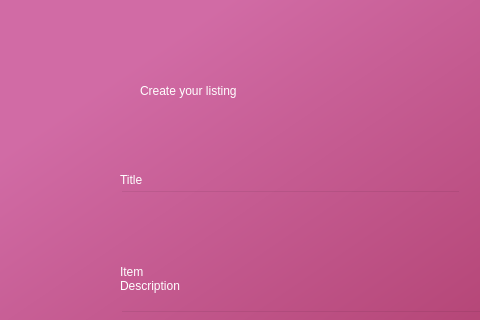
AnshulS853/Coursework_Prototype, file createlisting.ui: the form before one commit; both pictures show x 0 to 480 and y 0 to 320 of the 950 by 800 pixel window.
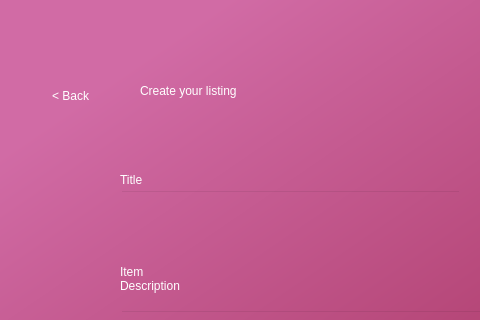
The form after the commit.

Diff of the .ui file:
```diff
--- a/createlisting.ui
+++ b/createlisting.ui
@@ -581,6 +581,23 @@
      </property>
     </item>
    </widget>
+   <widget class="QPushButton" name="goback">
+    <property name="geometry">
+     <rect>
+      <x>30</x>
+      <y>50</y>
+      <width>81</width>
+      <height>91</height>
+     </rect>
+    </property>
+    <property name="styleSheet">
+     <string notr="true">border-radius:20px;
+font: 14pt &quot;MS Shell Dlg 2&quot;; color:rgb(255, 255, 255)</string>
+    </property>
+    <property name="text">
+     <string>&lt; Back</string>
+    </property>
+   </widget>
   </widget>
  </widget>
  <tabstops>
```
Left out of the diff: 10 changed lines with no effect on the pictures.
